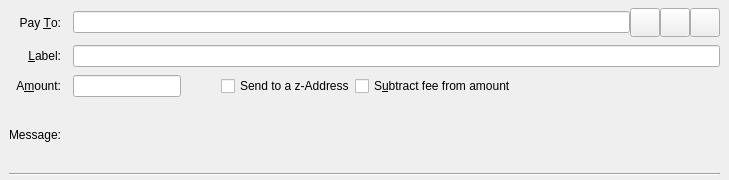
Old version of the form src/qt/forms/sendzcoinsentry.ui in the repository GeorgeRDG/litecoinz.
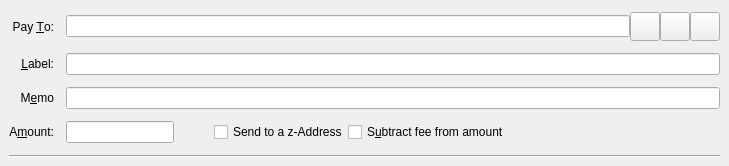
New version of the form. Icons and pictures are not drawn. Custom widgets are drawn as their Qt base class.

```diff
--- a/src/qt/forms/sendzcoinsentry.ui
+++ b/src/qt/forms/sendzcoinsentry.ui
@@ -7,7 +7,7 @@
     <x>0</x>
     <y>0</y>
     <width>729</width>
-    <height>180</height>
+    <height>166</height>
    </rect>
   </property>
   <property name="focusPolicy">
@@ -36,42 +36,6 @@
     <property name="verticalSpacing">
      <number>8</number>
     </property>
-    <item row="3" column="1">
-     <widget class="QLabel" name="messageTextLabel">
-      <property name="toolTip">
-       <string>A message that was attached to the litecoinz: URI which will be stored with the transaction for your reference. Note: This message will not be sent over the LitecoinZ network.</string>
-      </property>
-      <property name="textFormat">
-       <enum>Qt::PlainText</enum>
-      </property>
-     </widget>
-    </item>
-    <item row="2" column="0">
-     <widget class="QLabel" name="amountLabel">
-      <property name="text">
-       <string>A&amp;mount:</string>
-      </property>
-      <property name="alignment">
-       <set>Qt::AlignRight|Qt::AlignTrailing|Qt::AlignVCenter</set>
-      </property>
-      <property name="buddy">
-       <cstring>payAmount</cstring>
-      </property>
-     </widget>
-    </item>
-    <item row="0" column="0">
-     <widget class="QLabel" name="payToLabel">
-      <property name="text">
-       <string>Pay &amp;To:</string>
-      </property>
-      <property name="alignment">
-       <set>Qt::AlignRight|Qt::AlignTrailing|Qt::AlignVCenter</set>
-      </property>
-      <property name="buddy">
-       <cstring>payTo</cstring>
-      </property>
-     </widget>
-    </item>
     <item row="1" column="1">
      <widget class="QLineEdit" name="addAsLabel">
       <property name="toolTip">
@@ -79,71 +43,37 @@
       </property>
      </widget>
     </item>
-    <item row="1" column="0">
-     <widget class="QLabel" name="labellLabel">
-      <property name="text">
-       <string>&amp;Label:</string>
-      </property>
-      <property name="alignment">
-       <set>Qt::AlignRight|Qt::AlignTrailing|Qt::AlignVCenter</set>
-      </property>
-      <property name="buddy">
-       <cstring>addAsLabel</cstring>
-      </property>
-     </widget>
-    </item>
-    <item row="2" column="1">
-     <layout class="QHBoxLayout" name="horizontalLayoutAmount" stretch="0,0,0,1">
-      <item>
-       <widget class="BitcoinAmountField" name="payAmount"/>
-      </item>
-      <item>
-       <spacer name="horizontalSpacer">
-        <property name="orientation">
-         <enum>Qt::Horizontal</enum>
-        </property>
-        <property name="sizeHint" stdset="0">
-         <size>
-          <width>40</width>
-          <height>20</height>
-         </size>
-        </property>
-       </spacer>
-      </item>
-      <item>
-       <widget class="QCheckBox" name="checkboxSendToZAddress">
-        <property name="text">
-         <string>Send to a z-Address</string>
-        </property>
-       </widget>
-      </item>
-      <item>
-       <widget class="QCheckBox" name="checkboxSubtractFeeFromAmount">
-        <property name="toolTip">
-         <string>The fee will be deducted from the amount being sent. The recipient will receive less litecoinzs than you enter in the amount field. If multiple recipients are selected, the fee is split equally.</string>
-        </property>
-        <property name="text">
-         <string>S&amp;ubtract fee from amount</string>
-        </property>
-       </widget>
-      </item>
-     </layout>
-    </item>
-    <item row="4" column="0" colspan="2">
+    <item row="5" column="0" colspan="2">
      <widget class="Line" name="line">
       <property name="orientation">
        <enum>Qt::Horizontal</enum>
       </property>
      </widget>
     </item>
+    <item row="0" column="0">
+     <widget class="QLabel" name="payToLabel">
+      <property name="text">
+       <string>Pay &amp;To:</string>
+      </property>
+      <property name="alignment">
+       <set>Qt::AlignRight|Qt::AlignTrailing|Qt::AlignVCenter</set>
+      </property>
+      <property name="buddy">
+       <cstring>payTo</cstring>
+      </property>
+     </widget>
+    </item>
     <item row="3" column="0">
-     <widget class="QLabel" name="messageLabel">
+     <widget class="QLabel" name="amountLabel">
       <property name="text">
-       <string>Message:</string>
+       <string>A&amp;mount:</string>
       </property>
       <property name="alignment">
        <set>Qt::AlignRight|Qt::AlignTrailing|Qt::AlignVCenter</set>
       </property>
+      <property name="buddy">
+       <cstring>payAmount</cstring>
+      </property>
      </widget>
     </item>
     <item row="0" column="1">
@@ -226,6 +156,76 @@
       </item>
      </layout>
     </item>
+    <item row="3" column="1">
+     <layout class="QHBoxLayout" name="horizontalLayoutAmount" stretch="0,0,0,1">
+      <item>
+       <widget class="BitcoinAmountField" name="payAmount"/>
+      </item>
+      <item>
+       <spacer name="horizontalSpacer">
+        <property name="orientation">
+         <enum>Qt::Horizontal</enum>
+        </property>
+        <property name="sizeHint" stdset="0">
+         <size>
+          <width>40</width>
+          <height>20</height>
+         </size>
+        </property>
+       </spacer>
+      </item>
+      <item>
+       <widget class="QCheckBox" name="checkboxSendToZAddress">
+        <property name="text">
+         <string>Send to a z-Address</string>
+        </property>
+       </widget>
+      </item>
+      <item>
+       <widget class="QCheckBox" name="checkboxSubtractFeeFromAmount">
+        <property name="toolTip">
+         <string>The fee will be deducted from the amount being sent. The recipient will receive less litecoinzs than you enter in the amount field. If multiple recipients are selected, the fee is split equally.</string>
+        </property>
+        <property name="text">
+         <string>S&amp;ubtract fee from amount</string>
+        </property>
+       </widget>
+      </item>
+     </layout>
+    </item>
+    <item row="1" column="0">
+     <widget class="QLabel" name="labellLabel">
+      <property name="text">
+       <string>&amp;Label:</string>
+      </property>
+      <property name="alignment">
+       <set>Qt::AlignRight|Qt::AlignTrailing|Qt::AlignVCenter</set>
+      </property>
+      <property name="buddy">
+       <cstring>addAsLabel</cstring>
+      </property>
+     </widget>
+    </item>
+    <item row="2" column="0">
+     <widget class="QLabel" name="memoLabel">
+      <property name="text">
+       <string>M&amp;emo</string>
+      </property>
+      <property name="alignment">
+       <set>Qt::AlignRight|Qt::AlignTrailing|Qt::AlignVCenter</set>
+      </property>
+      <property name="buddy">
+       <cstring>addAsLabel</cstring>
+      </property>
+     </widget>
+    </item>
+    <item row="2" column="1">
+     <widget class="QLineEdit" name="addAsMemo">
+      <property name="toolTip">
+       <string>Enter a label for this address to add it to the list of used addresses</string>
+      </property>
+     </widget>
+    </item>
    </layout>
   </widget>
   <widget class="QFrame" name="SendZCoins_UnauthenticatedPaymentRequest">
```
Left out of the diff: 6 changed lines with no effect on the pictures.
